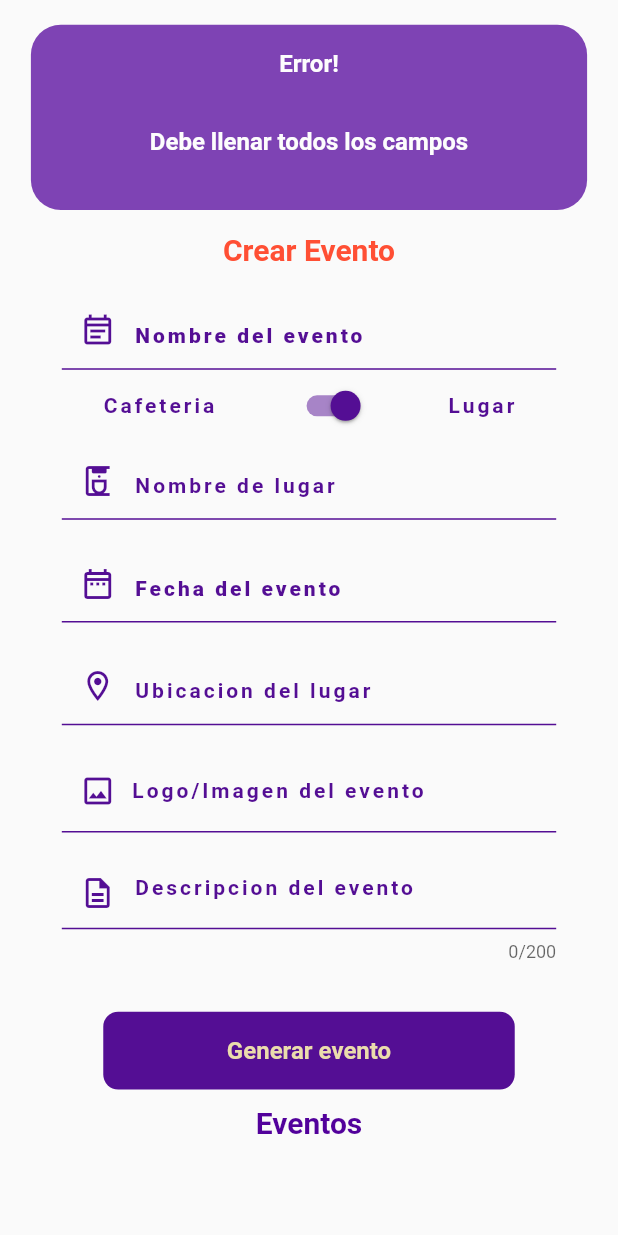
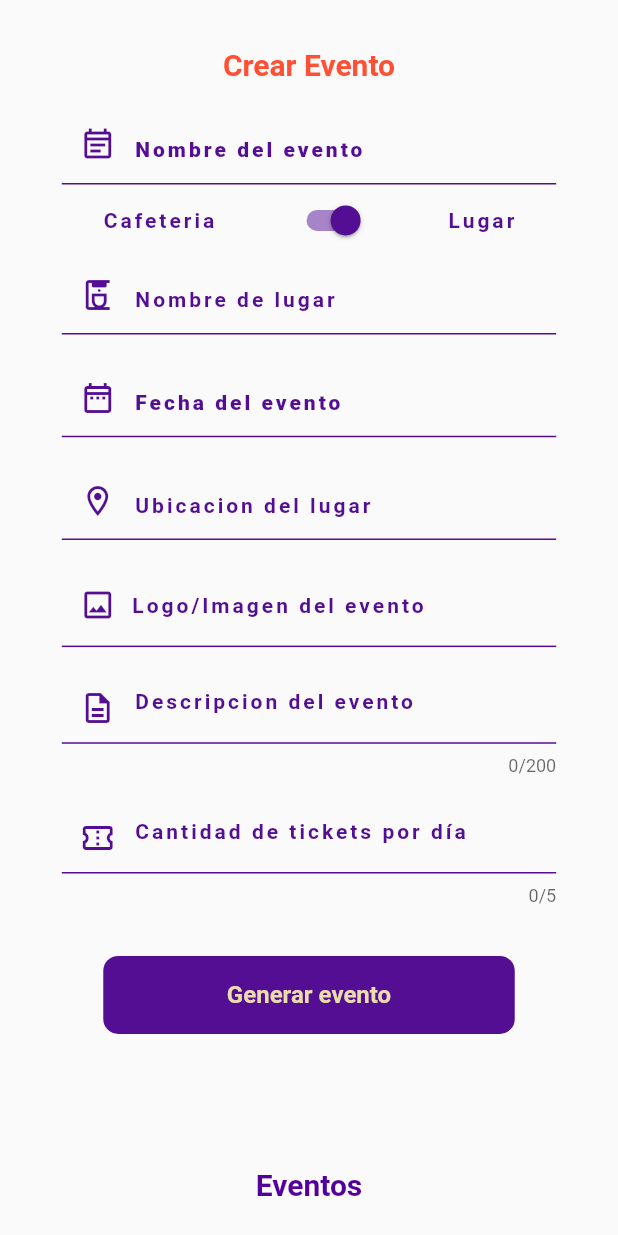
Before and after one commit to CoffeemondoApp/Flutter.MobileApp, a Flutter app: the EventosPage widget shown alone on an empty page, opened directly with empty values, after a tap on "Crear Evento", after a tap on "Generar evento", on a phone screen of 412 x 824 dp. Run offline on Flutter 3.47's test engine with Material 2 defaults, Android fonts, the phone set to English and light mode, and no system bars; our stand-ins replace awesome_snackbar_content, cloud_firestore, dropdown_textfield, email_validator, file_picker, firebase_auth and 13 more; missing offline and left inert: date_range_form_field, easy_autocomplete, flutter_google_places, flutter_inappwebview, flutter_launcher_icons, google_api_headers and 1 more; accounts and stored records are empty.

Commit message:
agregado la opcion de ingresar la cantidad de tickets al crear el evento y mostrar las entradas disponibles por dia

```diff
--- a/lib/pantallas/user_logeado/paginas/eventos/asistir_evento.dart
+++ b/lib/pantallas/user_logeado/paginas/eventos/asistir_evento.dart
@@ -34,9 +34,11 @@ class _AsistirEventoState extends State<AsistirEvento> {
   //Fechas seleccionadas y su cantidad de entradas
   final List<Map<String, dynamic>> _fechasSeleccionadas = [];
 
+
   late DocumentReference
       _docRef; // Declarar la variable y asignarla en initState
 
+ int entradasDisponibles = 0;
   @override
   void initState() {
     super.initState();
@@ -46,9 +48,7 @@ class _AsistirEventoState extends State<AsistirEvento> {
       setState(() {
         infoEvento = eventosData;
         fechaLista = obtenerFechasDeRango(infoEvento['fecha']);
-        // infoCarrito = {'nombre': eventosData['nombre']};
-        print('Sigue la info');
-        print('Info: ${fechaLista}');
+         entradasDisponibles = infoEvento['tickets'].length ~/ fechaLista.length;
       });
     });
   }
@@ -95,16 +95,14 @@ class _AsistirEventoState extends State<AsistirEvento> {
     return formateador.format(date);
   }
 
+//Agregar fecha seleccionada y darle un ticket
 void _handleFechaSelected(DateTime fecha) {
  setState(() {
     int index = _fechasSeleccionadas.indexWhere((element) => element['fecha'] == fecha);
     if (index >= 0) {
       _fechasSeleccionadas.removeAt(index);
-      print('Existe');
     } else {
       _fechasSeleccionadas.add({'fecha': fecha, 'cantidad': 1});
-      print('No Existe');
-
     }
   });
 }
@@ -154,6 +152,7 @@ List<Widget> fechasText = _fechasSeleccionadas.map((fechaSeleccionada) {
           });
       },
     ),
+    Text('Entradas disponibles: $entradasDisponibles')
   ],
 );
 }).toList();
--- a/lib/pantallas/user_logeado/paginas/eventos/eventos.dart
+++ b/lib/pantallas/user_logeado/paginas/eventos/eventos.dart
@@ -1,8 +1,10 @@
 import 'dart:async';
 import 'dart:convert';
 import 'dart:io';
+import 'dart:math';
 
 import 'package:flutter/material.dart';
+import 'package:flutter/services.dart';
 import 'package:http/http.dart' as http;
 import 'package:intl/intl.dart';
 import 'package:url_launcher/url_launcher.dart';
@@ -22,12 +24,12 @@ import 'package:coffeemondo/pantallas/user_logeado/Direccion.dart';
 import 'package:coffeemondo/pantallas/user_logeado/paginas/cafeterias/Cafeterias.dart';
 import 'package:coffeemondo/pantallas/user_logeado/paginas/resenas/resenas.dart';
 
-
 class EventosPage extends StatefulWidget {
   final String tiempo_inicio;
   final Function(int) subirPuntos;
   final Function(int) changeIndex;
-  const EventosPage(this.tiempo_inicio, {super.key, required this.subirPuntos, required this.changeIndex});
+  const EventosPage(this.tiempo_inicio,
+      {super.key, required this.subirPuntos, required this.changeIndex});
 
   @override
   EventosState createState() => EventosState();
@@ -42,18 +44,11 @@ var _visible2 = false;
 
 bool acceso_dev = false;
 bool abrirCrearCafeteria = false;
-TextEditingController nombreEventoCE = TextEditingController();
-TextEditingController direccionEventoCE = TextEditingController();
-TextEditingController latitudEventoCC = TextEditingController();
-TextEditingController longitudEventoCC = TextEditingController();
-TextEditingController fechaEventoCE = TextEditingController();
-TextEditingController imagenEventoCC = TextEditingController();
-TextEditingController descripcionEventoCE = TextEditingController();
-TextEditingController nombreLugarCE = TextEditingController();
 
 bool esLugar = true;
 int cant_imagenesEvento = 0;
 String fechas_guardarEvento = '';
+int cantidadDias = 0;
 
 //Declarar una variable de color from argb
 const Color morado = Color.fromARGB(255, 84, 14, 148);
@@ -61,6 +56,7 @@ const Color naranja = Color.fromARGB(255, 255, 100, 0);
 
 class EventosState extends State<EventosPage> {
   // Se declara la instancia de firebase en la variable _firebaseAuth
+
   final FirebaseAuth _firebaseAuth = FirebaseAuth.instance;
   late GoogleMapController googleMapController;
   // Si existe un usuario logeado, este asigna a currentUser la propiedad currentUser del Auth de FIREBASE
@@ -104,6 +100,7 @@ class EventosState extends State<EventosPage> {
     fechaEventoCE.text = '';
     imagenEventoCC.text = '';
     descripcionEventoCC.text = '';
+    ticketsDia.text = '';
     setState(() {
       imagenSeleccionada = false;
     });
@@ -119,7 +116,10 @@ class EventosState extends State<EventosPage> {
   TextEditingController fechaEventoCE = TextEditingController();
   TextEditingController imagenEventoCC = TextEditingController();
   TextEditingController descripcionEventoCC = TextEditingController();
-
+  TextEditingController direccionEventoCE = TextEditingController();
+  TextEditingController descripcionEventoCE = TextEditingController();
+  TextEditingController ticketsDia = TextEditingController();
+  TextEditingController nombreLugarCE = TextEditingController();
   List<XFile>? imageFiles;
   List<String> imageUrls =
       []; // Lista para almacenar las URL de las imágenes subidas
@@ -138,6 +138,23 @@ class EventosState extends State<EventosPage> {
     }
 
     return urls;
+  }
+
+  final Random random = Random();
+  static const chars =
+      'ABCDEFGHIJKLMNOPQRSTUVWXYZabcdefghijklmnopqrstuvwxyz0123456789';
+
+  String generateRandomString(chars, int length) =>
+      Iterable.generate(length, (idx) => chars[random.nextInt(chars.length)])
+          .join();
+
+  List<String> constructorTickets(int cantEntradas, int dias) {
+    //generar strings random que solo contengan numeros y letras mayusculas y minusculas y que no se repitan
+    List<String> tickets = [];
+    for (var i = 0; i < cantEntradas * dias; i++) {
+      tickets.add(generateRandomString(chars, 20));
+    }
+    return tickets;
   }
 
   _openGallery(BuildContext context) async {
@@ -233,6 +250,8 @@ class EventosState extends State<EventosPage> {
         fechas_guardarEvento != '' ||
         direccionEventoCE.text != '' ||
         descripcionEventoCE.text != '' ||
+        ticketsDia.text != '' ||
+        ticketsDia.text != '0' ||
         imageFiles != null) {
       await FirebaseFirestore.instance
           .collection('eventos')
@@ -240,7 +259,12 @@ class EventosState extends State<EventosPage> {
           .get()
           .then((QuerySnapshot querySnapshot) async {
         if (querySnapshot.docs.isEmpty) {
+          int cantidadTicketsDia = int.parse(ticketsDia.text);
+
           print('No existe la cafeteria');
+          print('ticketsDia ${ticketsDia.text}');
+          print('tickets dia en int $cantidadTicketsDia');
+          print('dias $cantidadDias');
           docRef.set(({
             'nombre': nombreEventoCE.text,
             'lugar': nombreLugarCE.text,
@@ -250,6 +274,7 @@ class EventosState extends State<EventosPage> {
             'ubicacion': direccionEventoCE.text,
             'descripcion': descripcionEventoCE.text,
             'imagen': await subirImagenes(imageFiles!),
+            'tickets': constructorTickets(cantidadTicketsDia, cantidadDias)
           }));
 
           print('Ingreso de cafeteria exitoso.');
@@ -266,6 +291,7 @@ class EventosState extends State<EventosPage> {
       });
     } else {
       print('Se deben ingresar todos los datos');
+      print('FECHA ${fechas_guardarEvento}');
       setState(() {
         _visible2 = true;
         //cambiar el estado de visible2 luego de 3 segundos a false
@@ -456,6 +482,13 @@ class EventosState extends State<EventosPage> {
               });
 
           if (pickeddate != null) {
+            // Convertir fechas seleccionadas a objetos DateTime
+            DateTime fechaInicio = pickeddate.start;
+            DateTime fechaFin = pickeddate.end;
+
+            // Calcular la cantidad de días entre las fechas
+            Duration duracion = fechaFin.difference(fechaInicio);
+
             //Cambiar formato de daterangepicker a dd/mm/yyyy
             var fecha_cambiada = cambiarFormatoFecha(pickeddate);
             var fecha_evento = fecha_cambiada.split(' - ');
@@ -463,6 +496,7 @@ class EventosState extends State<EventosPage> {
             var fecha_evento_fin = fecha_evento[1].split(' ');
             print(fecha_evento_inicio[0] + ' / ' + fecha_evento_fin[0]);
             setState(() {
+              cantidadDias = duracion.inDays + 1;
               fechas_guardarEvento = pickeddate.start.day.toString() +
                   '/' +
                   pickeddate.start.month.toString() +
@@ -733,6 +767,38 @@ class EventosState extends State<EventosPage> {
     ));
   }
 
+  Widget cantidadTicketsPorDiaForm(TextEditingController controller) {
+    return TextFormField(
+      keyboardType: TextInputType.number,
+      style: TextStyle(
+          color: morado,
+          letterSpacing: 2,
+          fontSize: 14,
+          fontWeight: FontWeight.bold),
+      controller: controller,
+      maxLength: 5,
+      inputFormatters: [
+        FilteringTextInputFormatter.allow(RegExp(r'[0-9]')),
+      ],
+      decoration: InputDecoration(
+        prefixIcon:
+            Icon(Icons.confirmation_number_outlined, color: morado, size: 24),
+        hintText: 'Cantidad de tickets por día',
+        hintStyle: TextStyle(
+            color: morado,
+            fontWeight: FontWeight.bold,
+            letterSpacing: 2,
+            fontSize: 14),
+        enabledBorder: UnderlineInputBorder(
+          borderSide: BorderSide(color: morado),
+        ),
+        focusedBorder: UnderlineInputBorder(
+          borderSide: BorderSide(color: morado),
+        ),
+      ),
+    );
+  }
+
   Widget textFieldDescripcionCafeteria(TextEditingController controller) {
     return TextField(
         style: TextStyle(
@@ -865,6 +931,13 @@ class EventosState extends State<EventosPage> {
                         right: MediaQuery.of(context).size.width * 0.05),
                     child: //crear textfield que se expanda con el texto
                         textFieldDescripcionCafeteria(descripcionEventoCE)),
+                Container(
+                    margin: EdgeInsets.only(
+                        top: MediaQuery.of(context).size.height * 0.02,
+                        left: MediaQuery.of(context).size.width * 0.05,
+                        right: MediaQuery.of(context).size.width * 0.05),
+                    child: //crear textfield que se expanda con el texto
+                        cantidadTicketsPorDiaForm(ticketsDia)),
                 GestureDetector(
                   onTap: () {
                     guardarEvento();
@@ -1024,12 +1097,13 @@ class EventosState extends State<EventosPage> {
   }
 
   Widget btnAsistir(String idEvento) {
-
-
     return (GestureDetector(
       onTap: () {
         Navigator.push(
-            context, MaterialPageRoute(builder: (context) => AsistirEvento(idEvento: idEvento, changeIndex: widget.changeIndex )));
+            context,
+            MaterialPageRoute(
+                builder: (context) => AsistirEvento(
+                    idEvento: idEvento, changeIndex: widget.changeIndex)));
       },
       child: Container(
         width: MediaQuery.of(context).size.width * 0.35,
@@ -1080,7 +1154,7 @@ class EventosState extends State<EventosPage> {
           child: AnimatedContainer(
               width: MediaQuery.of(context).size.width * 0.9,
               height: (abrirCrearCafeteria)
-                  ? MediaQuery.of(context).size.height * 0.7
+                  ? MediaQuery.of(context).size.height * 0.9
                   : MediaQuery.of(context).size.height * 0.07,
               decoration: BoxDecoration(
                 color: (abrirCrearCafeteria)
@@ -1109,7 +1183,6 @@ class EventosState extends State<EventosPage> {
                   stream: eventos.snapshots(),
                   builder: (BuildContext context,
                       AsyncSnapshot<QuerySnapshot> snapshot) {
-
                     if (snapshot.hasError) {
                       return Text('Algo salio mal');
                     }
@@ -1187,8 +1260,7 @@ class EventosState extends State<EventosPage> {
 
                                               child: Row(
                                             mainAxisAlignment:
-                                                    MainAxisAlignment
-                                                        .spaceBetween,
+                                                MainAxisAlignment.spaceBetween,
                                             children: [
                                               Icon(Icons.attach_money,
                                                   color: colorMorado),
@@ -1229,7 +1301,8 @@ class EventosState extends State<EventosPage> {
                                           crossAxisAlignment:
                                               CrossAxisAlignment.center,
                                           children: [
-                                            btnAsistir(snapshot.data!.docs[index].id),
+                                            btnAsistir(
+                                                snapshot.data!.docs[index].id),
                                             GestureDetector(
                                               onTap: () => {
                                                 setState(() {
```
Lines whose indentation alone changed are shown as unchanged.
